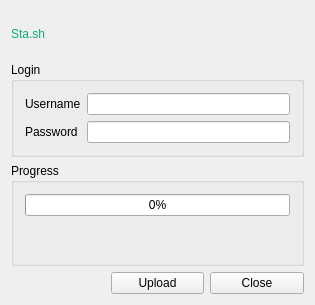
Old version of the form mainwindow.ui in the repository phobi4n/Stasher.
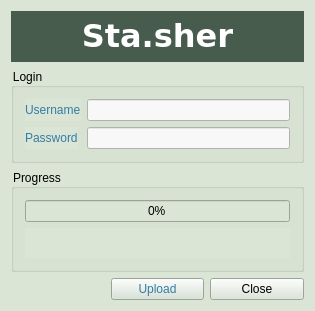
New version of the form. Icons and pictures are not drawn.

Commit message: Add a little style - copy the dA livery

```diff
--- a/mainwindow.ui
+++ b/mainwindow.ui
@@ -7,28 +7,17 @@
     <x>0</x>
     <y>0</y>
     <width>315</width>
-    <height>305</height>
+    <height>311</height>
    </rect>
   </property>
   <property name="windowTitle">
    <string>Stasher</string>
   </property>
+  <property name="styleSheet">
+   <string notr="true">background-color: rgb(218, 229, 214);</string>
+  </property>
   <widget class="QWidget" name="centralWidget">
    <layout class="QGridLayout" name="gridLayout_2">
-    <item row="0" column="0">
-     <widget class="QLabel" name="label">
-      <property name="styleSheet">
-       <string notr="true">font: 75 20pt &quot;Noto Sans&quot;;
-color: rgb(14, 170, 118);</string>
-      </property>
-      <property name="text">
-       <string>Sta.sh</string>
-      </property>
-      <property name="textFormat">
-       <enum>Qt::PlainText</enum>
-      </property>
-     </widget>
-    </item>
     <item row="1" column="0" colspan="3">
      <widget class="QGroupBox" name="groupBox">
       <property name="title">
@@ -37,16 +26,27 @@
       <layout class="QFormLayout" name="formLayout">
        <item row="0" column="0">
         <widget class="QLabel" name="label_4">
+         <property name="styleSheet">
+          <string notr="true">color: rgb(51, 124, 164);</string>
+         </property>
          <property name="text">
           <string>Username</string>
          </property>
         </widget>
        </item>
        <item row="0" column="1">
-        <widget class="QLineEdit" name="userEdit"/>
+        <widget class="QLineEdit" name="userEdit">
+         <property name="styleSheet">
+          <string notr="true">background-color: rgb(248, 248, 248);
+border-color: rgb(255, 0, 127);</string>
+         </property>
+        </widget>
        </item>
        <item row="1" column="0">
         <widget class="QLabel" name="label_5">
+         <property name="styleSheet">
+          <string notr="true">color: rgb(51, 124, 164);</string>
+         </property>
          <property name="text">
           <string>Password</string>
          </property>
@@ -54,6 +54,9 @@
        </item>
        <item row="1" column="1">
         <widget class="QLineEdit" name="passEdit">
+         <property name="styleSheet">
+          <string notr="true">background-color: rgb(248, 248, 248);</string>
+         </property>
          <property name="echoMode">
           <enum>QLineEdit::Password</enum>
          </property>
@@ -70,6 +73,15 @@
       <layout class="QGridLayout" name="gridLayout">
        <item row="0" column="0">
         <widget class="QProgressBar" name="progressBar">
+         <property name="styleSheet">
+          <string notr="true">QProgressBar {
+font-color: white;
+text-align: center;
+}
+QProgressBar::chunk {
+background-color: rgb(52, 151, 195);
+}</string>
+         </property>
          <property name="value">
           <number>0</number>
          </property>
@@ -83,6 +95,9 @@
            <height>30</height>
           </size>
          </property>
+         <property name="styleSheet">
+          <string notr="true">color: rgb(51, 124, 164);</string>
+         </property>
          <property name="text">
           <string/>
          </property>
@@ -93,6 +108,10 @@
     </item>
     <item row="3" column="1">
      <widget class="QPushButton" name="pushButton_2">
+      <property name="styleSheet">
+       <string notr="true">background-color: rgb(214, 227, 213);
+color: rgb(51, 124, 164);</string>
+      </property>
       <property name="text">
        <string>Upload</string>
       </property>
@@ -105,6 +124,22 @@
       </property>
      </widget>
     </item>
+    <item row="0" column="0" colspan="3">
+     <widget class="QLabel" name="label_2">
+      <property name="styleSheet">
+       <string notr="true">background-color: rgb(71, 92, 77);</string>
+      </property>
+      <property name="text">
+       <string>&lt;html&gt;&lt;head/&gt;&lt;body&gt;&lt;p align=&quot;center&quot;&gt;&lt;img src=&quot;:/images/da.svg&quot; width=&quot;28&quot; height=&quot;22&quot;/&gt;&lt;span style=&quot; font-family:verdana;font-size:24pt; font-weight:600; color:#ffffff;&quot;&gt;Sta.sher&lt;/span&gt;&lt;/p&gt;&lt;/body&gt;&lt;/html&gt;</string>
+      </property>
+      <property name="pixmap">
+       <pixmap resource="resources.qrc">:/images/da.svg</pixmap>
+      </property>
+      <property name="scaledContents">
+       <bool>true</bool>
+      </property>
+     </widget>
+    </item>
    </layout>
   </widget>
  </widget>
```
Left out of the diff: 4 changed lines with no effect on the pictures. The commit also changes 6 other files.
